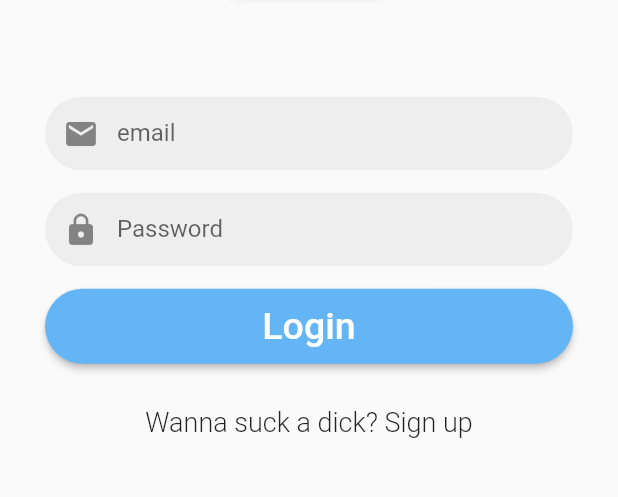
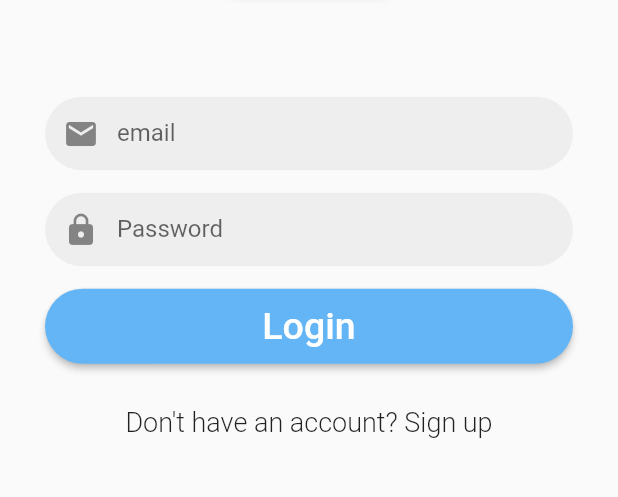
Before and after one commit to Jann1s/parknspot, a Flutter app: the screen it shows after launch, on a phone screen of 412 x 824 dp, the part 468-965 px from its top. Run offline on Flutter 3.47's test engine with Material 2 defaults, Android fonts, the phone set to English and light mode, and no system bars; our stand-ins replace google_maps_flutter; Roboto replaces fonts that are missing (Montserrat).

Commit message:
fix yaml file & minor impovements(Login,Parking)

```diff
--- a/app/lib/view/Login.dart
+++ b/app/lib/view/Login.dart
@@ -125,7 +125,7 @@ class LoginState extends State<Login> {
                       },
                       hoverColor: Colors.teal,
                       child: Center(
-                        child: Text('Wanna suck a dick? Sign up',
+                        child: Text('Don\'t have an account? Sign up',
                             style: TextStyle(
                                 fontSize: 18.0,
                                 fontWeight: FontWeight.w300,
--- a/app/lib/view/Parking.dart
+++ b/app/lib/view/Parking.dart
@@ -11,7 +11,8 @@ class ParkingState extends State<Parking> {
   Widget build(BuildContext context) {
     return Container(
       padding: EdgeInsets.all(35),
-      child: Column(
+      child: Center(child:
+      Column(
         children: <Widget>[
           Row(
             children: <Widget>[
@@ -107,6 +108,7 @@ class ParkingState extends State<Parking> {
           ],)
         ],
       ),
+      )
     );
   }
 }
--- a/app/pubspec.yaml
+++ b/app/pubspec.yaml
@@ -37,6 +37,7 @@ dev_dependencies:
 flutter:
   assets:
     - assets/
+    - assets/splashAnimation.gif
   # The following line ensures that the Material Icons font is
   # included with your application, so that you can use the icons in
   # the material Icons class.
@@ -46,8 +47,7 @@ flutter:
   # assets:
   #  - images/a_dot_burr.jpeg
   #  - images/a_dot_ham.jpeg
-  assets:
-    - assets/splashAnimation.gif
+
 
   # An image asset can refer to one or more resolution-specific "variants", see
   # https://flutter.dev/assets-and-images/#resolution-aware.
```
